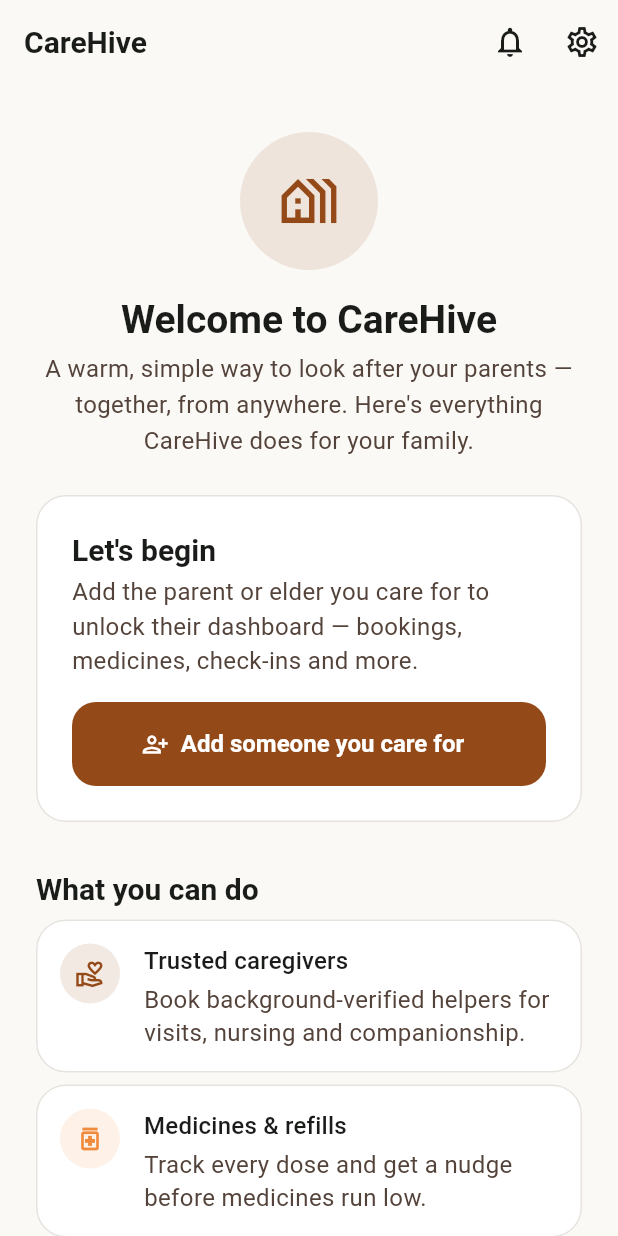
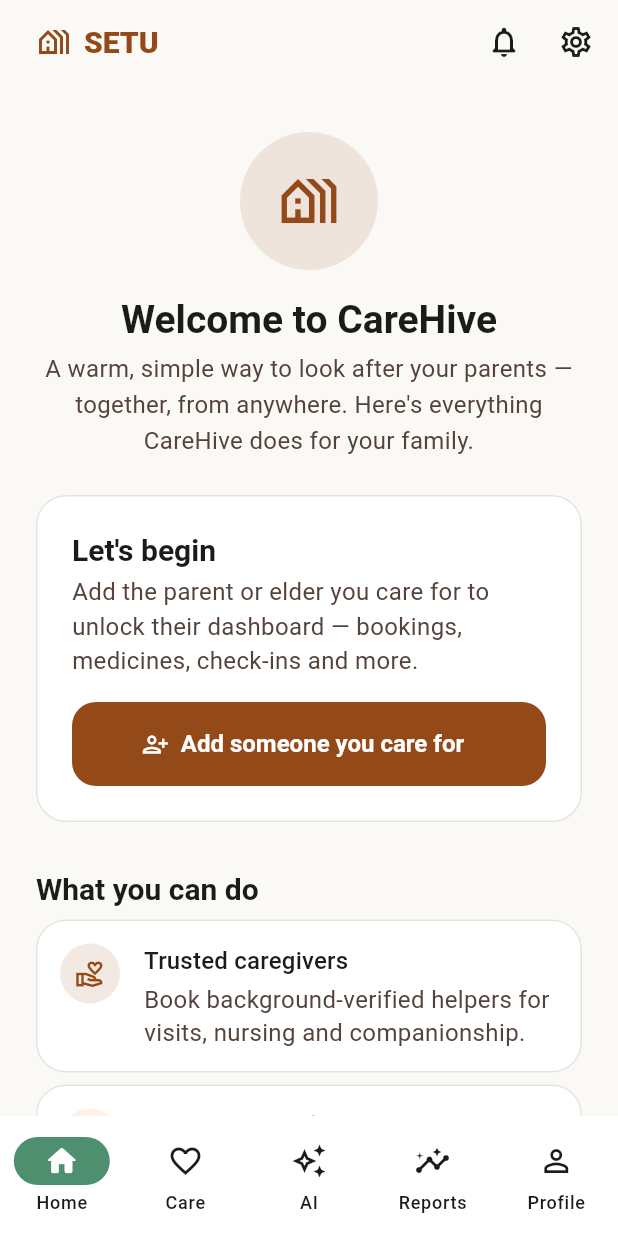
Before and after one commit to MADEMSanjanaSarvani/Elder-Care, a Flutter app: the screen it shows once a user with an empty profile is signed in, on a phone screen of 412 x 824 dp. Run offline on Flutter 3.47's test engine with Material 3 defaults, Android fonts, the phone set to English and light mode, and no system bars; our stand-ins replace file_picker, flutter_riverpod, geolocator, go_router, shared_preferences, supabase_flutter; accounts and stored records are empty.

Commit message:
Batch 1b: bottom-navigation shells per role (connect the flow)
Replace the single home shell with three persistent bottom-nav shells,
wiring existing screens into the tabs from the approved SETU flow:
- Family: Home | Care(book) | AI(companion) | Reports | Profile
- Elder:  Home | Medicines | Reports | Profile (SOS + Talk stay on Home)
- Caregiver: Visits | Earnings | Profile (behind a gate that keeps
  registration/pending full-screen; shell only when active)

Home tabs get a branded SETU top bar (wordmark + notifications bell +
settings). New ProfileMenuScreen collects subscription, health profile,
medical records, consent, family access, settings, notifications and sign
out — moving advanced items off the primary flow, as designed. Elder-
scoped tabs show an "add someone first" state when no elder exists.

Co-Authored-By: Claude Opus 4.8 <noreply@anthropic.com>
Claude-Session: https://claude.ai/code/session_01S5DTGMKeQG9VnPQnqENAW4

```diff
--- /dev/null
+++ b/apps/family_elder_app/lib/core/app_shells.dart
@@ -0,0 +1,336 @@
+import 'package:flutter/material.dart';
+import 'package:flutter_riverpod/flutter_riverpod.dart';
+import 'package:go_router/go_router.dart';
+import 'package:setu_core/setu_core.dart';
+
+import 'providers.dart';
+import '../features/assistant/presentation/assistant_screen.dart';
+import '../features/booking/presentation/booking_screen.dart';
+import '../features/caregiver_onboarding/presentation/caregiver_registration_screen.dart';
+import '../features/earnings/presentation/earnings_screen.dart';
+import '../features/elder_home/presentation/elder_home_screen.dart';
+import '../features/family_home/presentation/family_home_screen.dart';
+import '../features/job_queue/presentation/job_queue_screen.dart';
+import '../features/job_queue/presentation/pending_verification_screen.dart';
+import '../features/medications/presentation/medications_screen.dart';
+import '../features/notifications/presentation/notification_inbox_screen.dart';
+import '../features/reports/presentation/reports_screen.dart';
+
+/// The SETU navigation backbone: one persistent bottom-navigation shell per
+/// role, wiring the existing screens into the tabs from the approved flow.
+/// Family: Home · Care · AI · Reports · Profile.
+/// Elder:  Home · Medicines · Reports · Profile (SOS + Talk are on Home).
+/// Caregiver: Home · Earnings · Profile.
+
+/// A branded top bar for the two "home body" screens (which have no Scaffold
+/// of their own), carrying the SETU wordmark, a notifications bell and
+/// settings — matching the finalized home design.
+class _HomeTopBar extends StatelessWidget implements PreferredSizeWidget {
+  const _HomeTopBar();
+  @override
+  Size get preferredSize => const Size.fromHeight(kToolbarHeight);
+  @override
+  Widget build(BuildContext context) {
+    return AppBar(
+      titleSpacing: SetuSpacing.lg,
+      title: Row(children: [
+        const Icon(Icons.holiday_village_outlined,
+            color: SetuColors.accentLight),
+        const SizedBox(width: 8),
+        Text('SETU',
+            style: Theme.of(context).textTheme.titleLarge?.copyWith(
+                color: SetuColors.accentLight, fontWeight: FontWeight.w800)),
+      ]),
+      actions: [
+        _NotificationBell(),
+        IconButton(
+          tooltip: 'Settings',
+          icon: const Icon(Icons.settings_outlined),
+          onPressed: () => context.push('/settings'),
+        ),
+        const SizedBox(width: 4),
+      ],
+    );
+  }
+}
+
+class _NotificationBell extends ConsumerWidget {
+  @override
+  Widget build(BuildContext context, WidgetRef ref) {
+    final unread = ref.watch(unreadCountProvider).asData?.value ?? 0;
+    return IconButton(
+      tooltip: 'Notifications',
+      icon: Badge(
+        isLabelVisible: unread > 0,
+        label: Text('$unread'),
+        child: const Icon(Icons.notifications_none_rounded),
+      ),
+      onPressed: () => context.push('/notifications'),
+    );
+  }
+}
+
+Widget _homeTab(Widget body) =>
+    Scaffold(appBar: const _HomeTopBar(), body: SafeArea(child: body));
+
+/// Shown in an elder-scoped tab when a family member hasn't added anyone yet.
+class _NeedElder extends StatelessWidget {
+  const _NeedElder();
+  @override
+  Widget build(BuildContext context) {
+    return const Scaffold(
+      body: SetuEmptyState(
+        icon: Icons.person_add_alt_1_outlined,
+        title: 'Add someone first',
+        message: 'Add the parent or elder you care for from the Home tab.',
+      ),
+    );
+  }
+}
+
+// ---------------------------------------------------------------------------
+// Family shell
+// ---------------------------------------------------------------------------
+class FamilyShell extends ConsumerStatefulWidget {
+  const FamilyShell({super.key});
+  @override
+  ConsumerState<FamilyShell> createState() => _FamilyShellState();
+}
+
+class _FamilyShellState extends ConsumerState<FamilyShell> {
+  int _index = 0;
+
+  @override
+  Widget build(BuildContext context) {
+    final elders = ref.watch(myElderProfilesProvider).asData?.value ?? [];
+    final elderId = elders.isNotEmpty ? elders.first.id : null;
+    const needElder = _NeedElder();
+
+    final tabs = <Widget>[
+      _homeTab(const FamilyHomeScreen()),
+      elderId == null ? needElder : BookingScreen(elderId: elderId),
+      elderId == null ? needElder : AssistantScreen(elderId: elderId),
+      elderId == null ? needElder : ReportsScreen(elderId: elderId),
+      const ProfileMenuScreen(),
+    ];
+
+    return Scaffold(
+      body: IndexedStack(index: _index, children: tabs),
+      bottomNavigationBar: NavigationBar(
+        selectedIndex: _index,
+        onDestinationSelected: (i) => setState(() => _index = i),
+        destinations: const [
+          NavigationDestination(
+              icon: Icon(Icons.home_outlined),
+              selectedIcon: Icon(Icons.home_rounded),
+              label: 'Home'),
+          NavigationDestination(
+              icon: Icon(Icons.favorite_outline),
+              selectedIcon: Icon(Icons.favorite_rounded),
+              label: 'Care'),
+          NavigationDestination(
+              icon: Icon(Icons.auto_awesome_outlined),
+              selectedIcon: Icon(Icons.auto_awesome),
+              label: 'AI'),
+          NavigationDestination(
+              icon: Icon(Icons.insights_outlined),
+              selectedIcon: Icon(Icons.insights),
+              label: 'Reports'),
+          NavigationDestination(
+              icon: Icon(Icons.person_outline),
+              selectedIcon: Icon(Icons.person),
+              label: 'Profile'),
+        ],
+      ),
+    );
+  }
+}
+
+// ---------------------------------------------------------------------------
+// Elder shell
+// ---------------------------------------------------------------------------
+class ElderShell extends ConsumerStatefulWidget {
+  const ElderShell({super.key});
+  @override
+  ConsumerState<ElderShell> createState() => _ElderShellState();
+}
+
+class _ElderShellState extends ConsumerState<ElderShell> {
+  int _index = 0;
+
+  @override
+  Widget build(BuildContext context) {
+    final elders = ref.watch(myElderProfilesProvider).asData?.value ?? [];
+    final elderId = elders.isNotEmpty ? elders.first.id : null;
+    const needElder = _NeedElder();
+
+    final tabs = <Widget>[
+      _homeTab(const ElderHomeScreen()),
+      elderId == null ? needElder : MedicationsScreen(elderId: elderId),
+      elderId == null ? needElder : ReportsScreen(elderId: elderId),
+      const ProfileMenuScreen(),
+    ];
+
+    return Scaffold(
+      body: IndexedStack(index: _index, children: tabs),
+      bottomNavigationBar: NavigationBar(
+        selectedIndex: _index,
+        onDestinationSelected: (i) => setState(() => _index = i),
+        destinations: const [
+          NavigationDestination(
+              icon: Icon(Icons.home_outlined),
+              selectedIcon: Icon(Icons.home_rounded),
+              label: 'Home'),
+          NavigationDestination(
+              icon: Icon(Icons.medication_outlined),
+              selectedIcon: Icon(Icons.medication_rounded),
+              label: 'Medicines'),
+          NavigationDestination(
+              icon: Icon(Icons.insights_outlined),
+              selectedIcon: Icon(Icons.insights),
+              label: 'Reports'),
+          NavigationDestination(
+              icon: Icon(Icons.person_outline),
+              selectedIcon: Icon(Icons.person),
+              label: 'Profile'),
+        ],
+      ),
+    );
+  }
+}
+
+/// Caregivers who haven't applied see the registration form; applied-but-not-
+/// activated see "pending"; active caregivers get the bottom-nav shell. Keeps
+/// those full-screen states free of tab chrome.
+class CaregiverGate extends ConsumerWidget {
+  const CaregiverGate({super.key});
+  @override
+  Widget build(BuildContext context, WidgetRef ref) {
+    return ref.watch(myCaregiverProvider).when(
+          data: (caregiver) {
+            if (caregiver == null) return const CaregiverRegistrationScreen();
+            if (!caregiver.active) return const PendingVerificationScreen();
+            return const CaregiverShell();
+          },
+          loading: () => const Scaffold(body: SetuLoading()),
+          error: (e, s) => const Scaffold(body: SetuErrorState()),
+        );
+  }
+}
+
+// ---------------------------------------------------------------------------
+// Caregiver shell (only reached when the caregiver is active)
+// ---------------------------------------------------------------------------
+class CaregiverShell extends StatefulWidget {
+  const CaregiverShell({super.key});
+  @override
+  State<CaregiverShell> createState() => _CaregiverShellState();
+}
+
+class _CaregiverShellState extends State<CaregiverShell> {
+  int _index = 0;
+
+  @override
+  Widget build(BuildContext context) {
+    final tabs = <Widget>[
+      const JobQueueScreen(),
+      const EarningsScreen(),
+      const ProfileMenuScreen(),
+    ];
+    return Scaffold(
+      body: IndexedStack(index: _index, children: tabs),
+      bottomNavigationBar: NavigationBar(
+        selectedIndex: _index,
+        onDestinationSelected: (i) => setState(() => _index = i),
+        destinations: const [
+          NavigationDestination(
+              icon: Icon(Icons.work_outline),
+              selectedIcon: Icon(Icons.work),
+              label: 'Visits'),
+          NavigationDestination(
+              icon: Icon(Icons.account_balance_wallet_outlined),
+              selectedIcon: Icon(Icons.account_balance_wallet),
+              label: 'Earnings'),
+          NavigationDestination(
+              icon: Icon(Icons.person_outline),
+              selectedIcon: Icon(Icons.person),
+              label: 'Profile'),
+        ],
+      ),
+    );
+  }
+}
+
+// ---------------------------------------------------------------------------
+// Profile menu (Profile tab)
+// ---------------------------------------------------------------------------
+class ProfileMenuScreen extends ConsumerWidget {
+  const ProfileMenuScreen({super.key});
+
+  @override
+  Widget build(BuildContext context, WidgetRef ref) {
+    final elders = ref.watch(myElderProfilesProvider).asData?.value ?? [];
+    final elderId = elders.isNotEmpty ? elders.first.id : null;
+    final profile = ref.watch(currentProfileProvider).asData?.value;
+    final name = profile?['display_name'] as String? ?? 'Your account';
+
+    Widget item(IconData icon, String label, VoidCallback onTap,
+        {Color color = SetuColors.accentLight}) {
+      return ListTile(
+        leading: SetuIconChip(icon: icon, color: color, size: 18),
+        title: Text(label),
+        trailing: const Icon(Icons.chevron_right, color: SetuColors.mutedLight),
+        onTap: onTap,
+      );
+    }
+
+    return Scaffold(
+      appBar: AppBar(title: const Text('Profile')),
+      body: ListView(
+        padding: const EdgeInsets.all(SetuSpacing.lg),
+        children: [
+          Row(children: [
+            CircleAvatar(
+              radius: 28,
+              backgroundColor: SetuColors.accentLight.withValues(alpha: 0.15),
+              child: const Icon(Icons.person, color: SetuColors.accentLight),
+            ),
+            const SizedBox(width: SetuSpacing.md),
+            Expanded(
+                child: Text(name,
+                    style: Theme.of(context).textTheme.titleLarge)),
+          ]),
+          const SizedBox(height: SetuSpacing.lg),
+          item(Icons.card_membership_outlined, 'Subscription & plans', () {
+            if (elderId != null) context.push('/elder/$elderId/care-plans');
+          }),
+          if (elderId != null) ...[
+            item(Icons.favorite_outline, 'Health profile',
+                () => context.push('/elder/$elderId/health-profile'),
+                color: SetuColors.peachLight),
+            item(Icons.folder_shared_outlined, 'Medical records',
+                () => context.push('/elder/$elderId/documents'),
+                color: SetuColors.lavenderLight),
+            item(Icons.privacy_tip_outlined, 'What you can see (consent)',
+                () => context.push('/elder/$elderId/consent'),
+                color: SetuColors.lavenderLight),
+            item(Icons.group_outlined, 'Family access',
+                () => context.push('/elder/$elderId/family')),
+          ],
+          item(Icons.settings_outlined, 'Settings & privacy',
+              () => context.push('/settings')),
+          item(Icons.notifications_none_rounded, 'Notifications',
+              () => context.push('/notifications'),
+              color: SetuColors.peachLight),
+          const SizedBox(height: SetuSpacing.lg),
+          OutlinedButton.icon(
+            onPressed: () =>
+                ref.read(supabaseClientProvider).auth.signOut(),
+            icon: const Icon(Icons.logout),
+            label: const Text('Sign out'),
+          ),
+        ],
+      ),
+    );
+  }
+}
--- a/apps/family_elder_app/lib/core/router.dart
+++ b/apps/family_elder_app/lib/core/router.dart
@@ -11,13 +11,10 @@ import '../features/booking/presentation/booking_screen.dart';
 import '../features/care_plans/presentation/care_plans_screen.dart';
 import '../features/companion_visits/presentation/companion_preferences_screen.dart';
 import '../features/consent/presentation/consent_screen.dart';
-import '../features/elder_home/presentation/elder_home_screen.dart';
 import '../features/family_access/presentation/family_access_screen.dart';
-import '../features/family_home/presentation/family_home_screen.dart';
 import '../features/health_profile/presentation/health_profile_screen.dart';
 import '../features/earnings/presentation/earnings_screen.dart';
 import '../features/hospital_stays/presentation/hospital_stays_screen.dart';
-import '../features/job_queue/presentation/job_queue_screen.dart';
 import '../features/medical_documents/presentation/medical_documents_screen.dart';
 import '../features/medications/presentation/medications_screen.dart';
 import '../features/otp_visit/presentation/otp_visit_screen.dart';
@@ -32,6 +29,7 @@ import '../features/reports/presentation/reports_screen.dart';
 import '../features/settings/presentation/settings_screen.dart';
 import '../features/sos/presentation/sos_screen.dart';
 import '../features/timeline/presentation/timeline_screen.dart';
+import 'app_shells.dart';
 import 'providers.dart';
 
 final routerProvider = Provider<GoRouter>((ref) {
@@ -196,52 +194,13 @@ class HomeRouterScreen extends ConsumerWidget {
         // role picker can't live on the login screen and be reliable).
         if (profile == null) return const ChooseRoleScreen();
         final role = profile['role'] as String?;
-        // Caregivers get their own screen (which brings its own Scaffold and
-        // work-focused app bar), not the family/elder shell.
-        if (role == 'caregiver') return const JobQueueScreen();
-        return _FamilyElderShell(isElder: role == 'elder');
+        // Each role gets its own bottom-navigation shell (SETU navigation).
+        if (role == 'caregiver') return const CaregiverGate();
+        if (role == 'elder') return const ElderShell();
+        return const FamilyShell();
       },
-      loading: () => const Scaffold(
-          body: Center(child: CircularProgressIndicator())),
-      error: (err, stack) => Scaffold(
-          body: Center(child: Text('Failed to load profile: $err'))),
+      loading: () => const Scaffold(body: SetuLoading()),
+      error: (err, stack) => const Scaffold(body: SetuErrorState()),
     );
   }
 }
-
-/// The shared family/elder home shell: the CareHive app bar (notification bell +
-/// settings) over either the elder or family home body.
-class _FamilyElderShell extends ConsumerWidget {
-  const _FamilyElderShell({required this.isElder});
-
-  final bool isElder;
-
-  @override
-  Widget build(BuildContext context, WidgetRef ref) {
-    final unread = ref.watch(unreadCountProvider).asData?.value ?? 0;
-    return Scaffold(
-      appBar: AppBar(
-        title: const Text('CareHive'),
-        actions: [
-          IconButton(
-            tooltip: 'Notifications',
-            icon: Badge(
-              isLabelVisible: unread > 0,
-              label: Text('$unread'),
-              child: const Icon(Icons.notifications_outlined),
-            ),
-            onPressed: () => context.push('/notifications'),
-          ),
-          IconButton(
-            tooltip: 'Settings',
-            icon: const Icon(Icons.settings_outlined),
-            onPressed: () => context.push('/settings'),
-          ),
-        ],
-      ),
-      body: SafeArea(
-        child: isElder ? const ElderHomeScreen() : const FamilyHomeScreen(),
-      ),
-    );
-  }
-}
```
